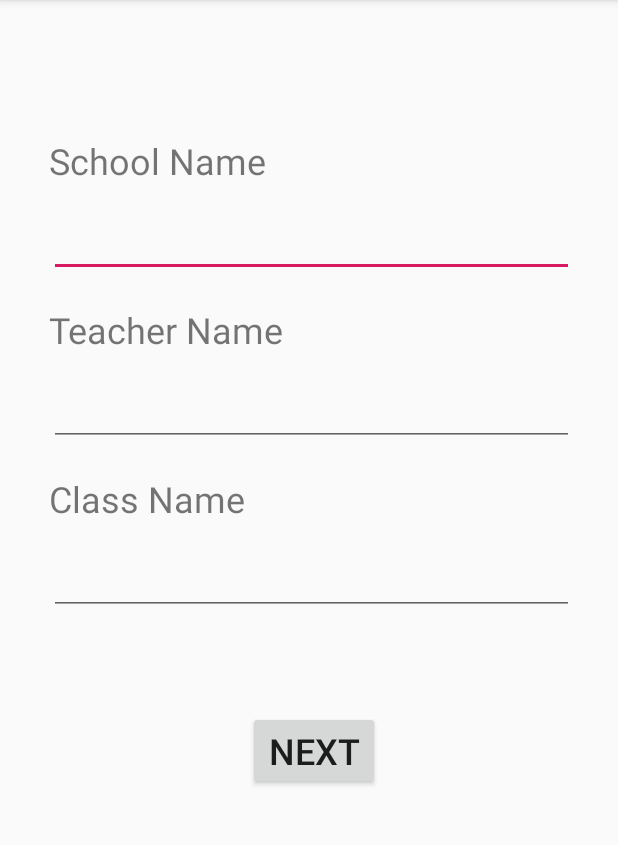
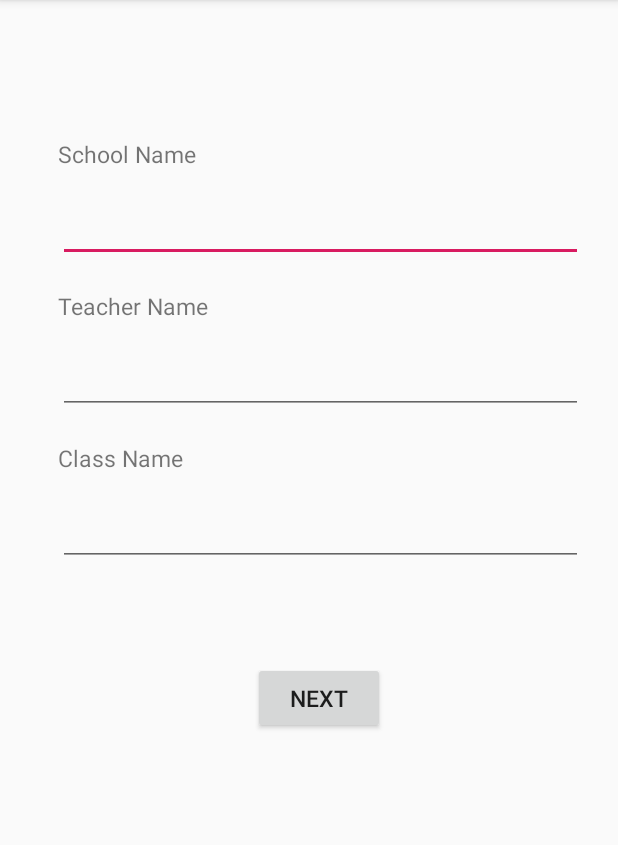
Before and after one commit to social-experiments/takmil-attendancesystem6.0, an Android app: the screen it shows after launch (MainActivity), on a phone screen of 412 x 824 dp, the part 84-929 px from its top. Run offline under Robolectric (Android 15) with nearby library versions, the phone set to English and light mode, and no system bars.

Commit message:
Fixing the design flaws

```diff
--- a/app/src/main/res/layout-land/activity_main.xml
+++ /dev/null
@@ -1,108 +0,0 @@
-<?xml version="1.0" encoding="utf-8"?>
-<android.support.constraint.ConstraintLayout xmlns:android="http://schemas.android.com/apk/res/android"
-    xmlns:app="http://schemas.android.com/apk/res-auto"
-    xmlns:tools="http://schemas.android.com/tools"
-    android:layout_width="match_parent"
-    android:layout_height="match_parent"
-    tools:context=".MainActivity">
-
-    <TextView
-        android:id="@+id/school_name"
-        android:layout_width="219dp"
-        android:layout_height="38dp"
-        android:layout_marginStart="8dp"
-        android:layout_marginEnd="64dp"
-        android:layout_marginBottom="16dp"
-        android:text="      School Name"
-        android:textSize="24dp"
-        app:layout_constraintBottom_toTopOf="@+id/teacher_name"
-        app:layout_constraintEnd_toStartOf="@+id/edit_school_name"
-        app:layout_constraintHorizontal_bias="1.0"
-        app:layout_constraintRight_toRightOf="parent"
-        app:layout_constraintStart_toStartOf="parent" />
-
-    <EditText
-        android:id="@+id/edit_school_name"
-        android:layout_width="335dp"
-        android:layout_height="44dp"
-        android:layout_marginTop="8dp"
-        android:layout_marginRight="32dp"
-        android:layout_marginBottom="8dp"
-        android:ems="10"
-        android:inputType="textPersonName"
-        app:layout_constraintBottom_toTopOf="@+id/edit_teacher_name"
-        app:layout_constraintRight_toRightOf="parent"
-        app:layout_constraintTop_toTopOf="parent"
-        app:layout_constraintVertical_bias="0.963" />
-
-    <TextView
-        android:id="@+id/teacher_name"
-        android:layout_width="219dp"
-        android:layout_height="38dp"
-        android:layout_marginStart="8dp"
-        android:layout_marginEnd="8dp"
-        android:layout_marginBottom="12dp"
-        android:text="Teacher Name"
-        android:textSize="24dp"
-        app:layout_constraintBottom_toTopOf="@+id/class_name"
-        app:layout_constraintEnd_toStartOf="@+id/edit_teacher_name"
-        app:layout_constraintHorizontal_bias="0.519"
-        app:layout_constraintLeft_toLeftOf="@+id/school_name"
-        app:layout_constraintStart_toStartOf="parent" />
-
-    <EditText
-        android:id="@+id/edit_teacher_name"
-        android:layout_width="335dp"
-        android:layout_height="44dp"
-        android:layout_marginRight="32dp"
-        android:layout_marginBottom="12dp"
-        android:ems="10"
-        android:inputType="textPersonName"
-        app:layout_constraintBottom_toTopOf="@+id/edit_class_name"
-        app:layout_constraintRight_toRightOf="parent" />
-
-
-    <TextView
-        android:id="@+id/class_name"
-        android:layout_width="219dp"
-        android:layout_height="38dp"
-        android:layout_marginStart="8dp"
-        android:layout_marginEnd="8dp"
-        android:layout_marginBottom="40dp"
-        android:text="Class Name"
-        android:textSize="24dp"
-        app:layout_constraintBottom_toTopOf="@+id/nextButton"
-        app:layout_constraintEnd_toStartOf="@+id/edit_class_name"
-        app:layout_constraintHorizontal_bias="0.523"
-        app:layout_constraintStart_toStartOf="parent" />
-
-
-    <EditText
-        android:id="@+id/edit_class_name"
-        android:layout_width="348dp"
-        android:layout_height="41dp"
-        android:layout_marginRight="16dp"
-        android:layout_marginBottom="36dp"
-        android:ems="10"
-        android:inputType="textPersonName"
-        app:layout_constraintBottom_toTopOf="@+id/nextButton"
-        app:layout_constraintRight_toRightOf="parent" />
-
-    <Button
-        android:id="@+id/nextButton"
-        android:layout_width="325dp"
-        android:layout_height="67dp"
-        android:layout_marginStart="172dp"
-        android:layout_marginRight="200dp"
-        android:layout_marginBottom="24dp"
-        android:text="Next"
-        android:textSize="24dp"
-        app:layout_constraintBottom_toBottomOf="parent"
-        app:layout_constraintRight_toRightOf="parent"
-        app:layout_constraintStart_toStartOf="parent" />
-
-
-</android.support.constraint.ConstraintLayout>
-
-
-    <!--app:layout_constraintTop_toTopOf="parent"-->
--- a/app/src/main/res/layout/activity_main.xml
+++ b/app/src/main/res/layout/activity_main.xml
@@ -11,7 +11,7 @@
         android:layout_width="wrap_content"
         android:layout_height="wrap_content"
         android:text="School Name"
-        android:textSize="24dp"
+        android:textSize="15dp"
         app:layout_constraintBottom_toBottomOf="parent"
         app:layout_constraintHorizontal_bias="0.121"
         app:layout_constraintLeft_toLeftOf="parent"
@@ -24,7 +24,7 @@
         android:layout_width="350dp"
         android:layout_height="wrap_content"
         android:layout_marginTop="16dp"
-        android:ems="10"
+        android:ems="8"
         android:inputType="textPersonName"
         app:layout_constraintHorizontal_bias="0.0"
         app:layout_constraintLeft_toLeftOf="@+id/school_name"
@@ -37,7 +37,7 @@
         android:layout_height="wrap_content"
         android:layout_marginTop="80dp"
         android:text="Teacher Name"
-        android:textSize="24dp"
+        android:textSize="15dp"
         app:layout_constraintHorizontal_bias="0.0"
         app:layout_constraintLeft_toLeftOf="@+id/school_name"
         app:layout_constraintRight_toRightOf="parent"
@@ -48,7 +48,7 @@
         android:layout_width="350dp"
         android:layout_height="wrap_content"
         android:layout_marginTop="16dp"
-        android:ems="10"
+        android:ems="8"
         android:inputType="textPersonName"
         app:layout_constraintHorizontal_bias="0.0"
         app:layout_constraintLeft_toLeftOf="@+id/teacher_name"
@@ -62,7 +62,7 @@
         android:layout_height="0dp"
         android:layout_marginTop="80dp"
         android:text="Class Name"
-        android:textSize="24dp"
+        android:textSize="15dp"
         app:layout_constraintHorizontal_bias="0.0"
         app:layout_constraintLeft_toLeftOf="@+id/teacher_name"
         app:layout_constraintRight_toRightOf="parent"
@@ -74,7 +74,7 @@
         android:layout_height="wrap_content"
         android:layout_marginTop="16dp"
         android:layout_width="350dp"
-        android:ems="10"
+        android:ems="8"
         android:inputType="textPersonName"
         app:layout_constraintHorizontal_bias="0.0"
         app:layout_constraintLeft_toLeftOf="@+id/class_name"
@@ -86,7 +86,7 @@
         android:layout_height="wrap_content"
         android:layout_marginTop="64dp"
         android:text="Next"
-        android:textSize="24dp"
+        android:textSize="15dp"
         android:id="@+id/nextButton"
         app:layout_constraintHorizontal_bias="0.456"
         app:layout_constraintLeft_toLeftOf="@+id/edit_class_name"
```
Also changed, not shown: app/src/main/res/layout/activity_upload_photo.xml (+38 -22 lines), 1 other file.
